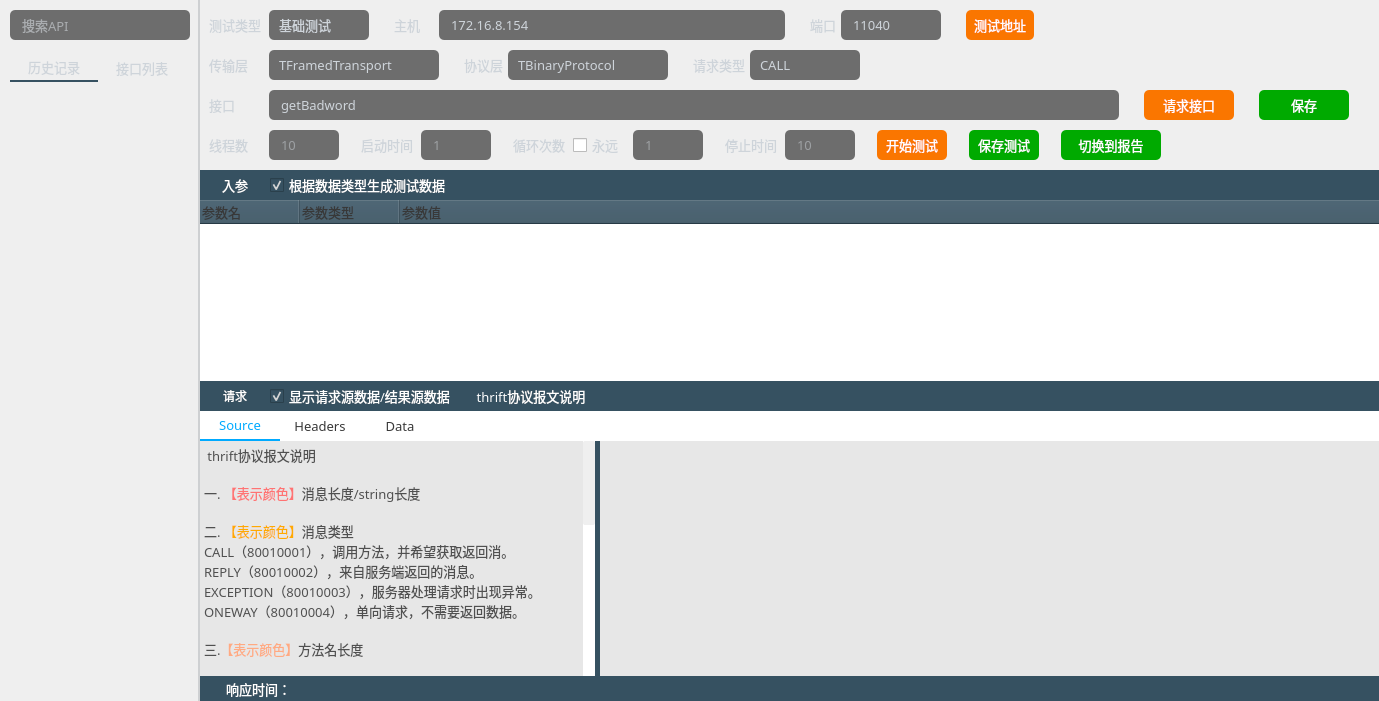
Old version of the form thriftwidget.ui in the repository HuaGouFdog/Fdog-Kit.
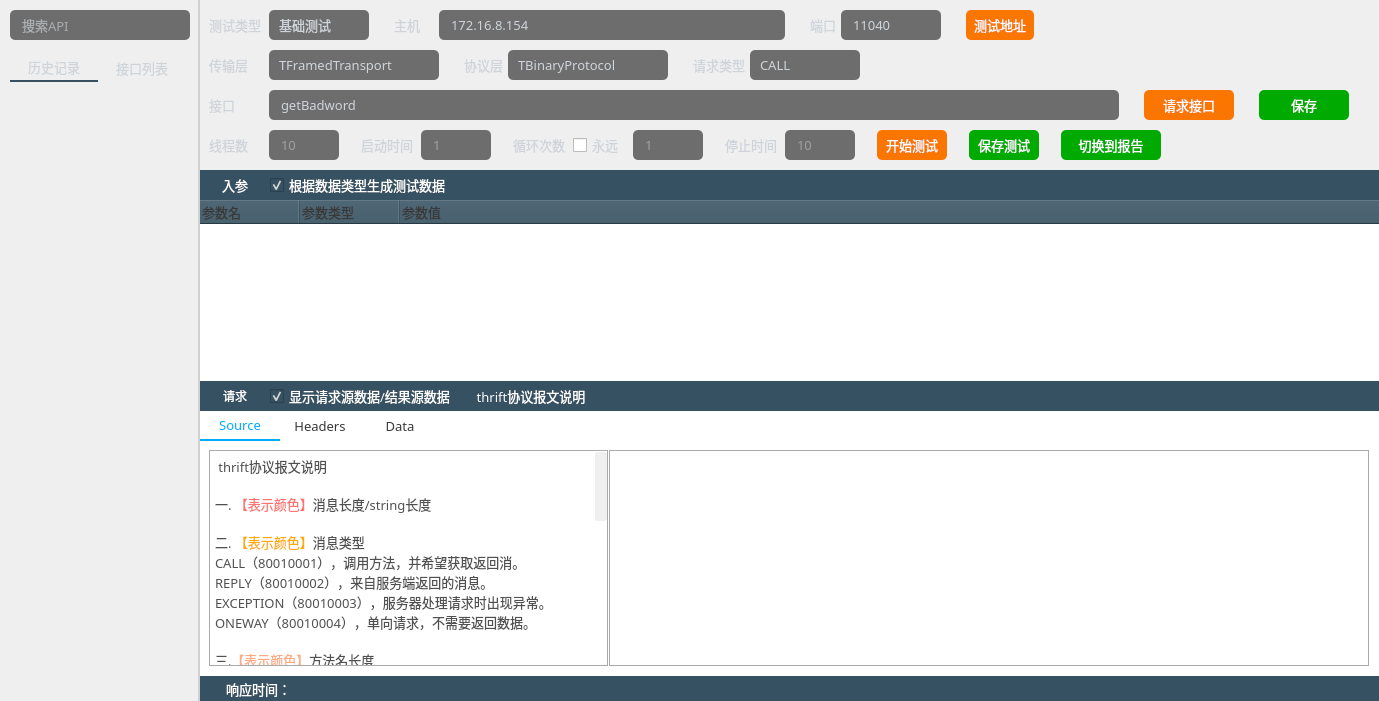
New version of the form. The open tabs and pages were chosen to show the change. Icons and pictures are not drawn.

What changed in the file:
```diff
--- a/thriftwidget.ui
+++ b/thriftwidget.ui
@@ -2687,7 +2687,8 @@
                     </size>
                    </property>
                    <property name="styleSheet">
-                    <string notr="true">background-color: rgb(255, 255, 255);</string>
+                    <string notr="true">background-color: rgb(255, 255, 255);
+color: rgb(79, 79, 79);</string>
                    </property>
                    <property name="currentIndex">
                     <number>0</number>
@@ -2818,16 +2819,16 @@
                           <number>0</number>
                          </property>
                          <property name="leftMargin">
-                          <number>0</number>
+                          <number>9</number>
                          </property>
                          <property name="topMargin">
-                          <number>0</number>
+                          <number>9</number>
                          </property>
                          <property name="rightMargin">
-                          <number>0</number>
+                          <number>9</number>
                          </property>
                          <property name="bottomMargin">
-                          <number>0</number>
+                          <number>9</number>
                          </property>
                          <item>
                           <widget class="QTextEdit" name="textEdit_info">
@@ -2854,12 +2855,10 @@
                             <cursorShape>ArrowCursor</cursorShape>
                            </property>
                            <property name="styleSheet">
-                            <string notr="true">QTextEdit{
-color: rgb(255, 255, 255);
-background-color: rgb(231, 231, 231);
-border-radius: 0px;
-border-right:5px solid rgb(54, 81, 97);
-}</string>
+                            <string notr="true"/>
+                           </property>
+                           <property name="frameShape">
+                            <enum>QFrame::Box</enum>
                            </property>
                            <property name="readOnly">
                             <bool>true</bool>
@@ -2921,15 +2920,10 @@
                             <cursorShape>ArrowCursor</cursorShape>
                            </property>
                            <property name="styleSheet">
-                            <string notr="true">QTextEdit{
-color: rgb(80, 80, 80);
-	background-color: rgb(231, 231, 231);
-border: 1px solid rgba(255, 255, 255, 0);
-border-radius: 0px;
-padding-left:10px;
-padding-right:10px;
-
-}</string>
+                            <string notr="true"/>
+                           </property>
+                           <property name="frameShape">
+                            <enum>QFrame::Box</enum>
                            </property>
                            <property name="readOnly">
                             <bool>true</bool>
```
Left out of the diff: 64 changed lines with no effect on the pictures.
